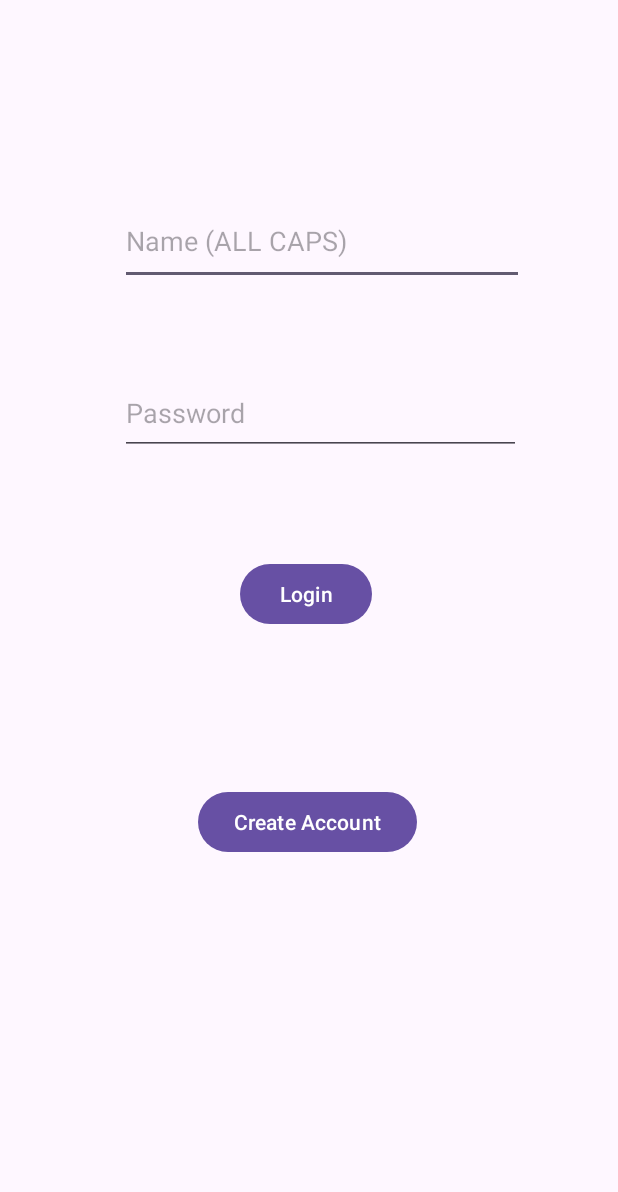
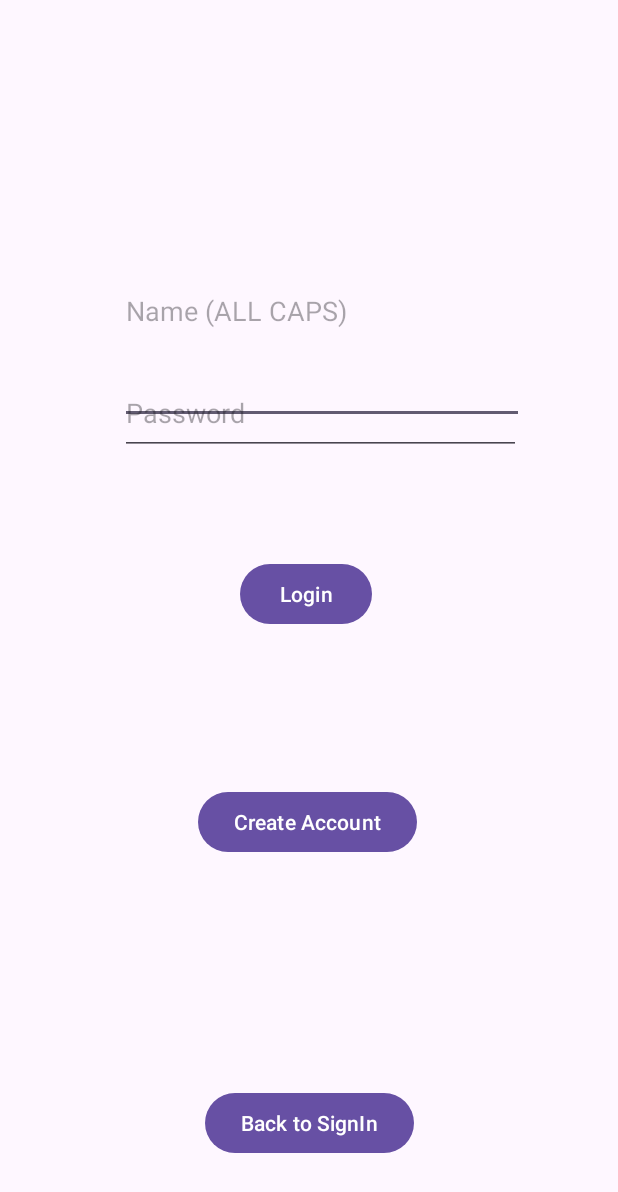
Before and after one commit to sydbenck/HERE, an Android app: the InstructorCreateLogin screen opened directly, with no data from a screen before it, on a phone screen of 412 x 824 dp. Shown: the top 1192 px of the screen. Run offline under Robolectric (Android 15) with nearby library versions, the phone set to English and light mode, and no system bars.

Commit message:
adding button

```diff
--- a/app/src/main/res/layout/activity_instructor_create_login.xml
+++ b/app/src/main/res/layout/activity_instructor_create_login.xml
@@ -9,12 +9,14 @@
     <EditText
         android:id="@+id/instructorLoginName"
         android:layout_width="269dp"
-        android:layout_height="58dp"
+        android:layout_height="0dp"
         android:layout_marginStart="80dp"
         android:layout_marginTop="132dp"
+        android:layout_marginBottom="442dp"
         android:ems="10"
         android:hint="Name (ALL CAPS)"
         android:inputType="text"
+        app:layout_constraintBottom_toTopOf="@+id/backtosignin"
         app:layout_constraintStart_toStartOf="parent"
         app:layout_constraintTop_toTopOf="parent" />
 
@@ -52,4 +54,16 @@
         app:layout_constraintStart_toStartOf="parent"
         app:layout_constraintTop_toTopOf="parent" />
 
+    <Button
+        android:id="@+id/backtosignin"
+        android:layout_width="wrap_content"
+        android:layout_height="wrap_content"
+        android:layout_marginBottom="51dp"
+        android:text="Back to SignIn"
+        android:onClick="logout"
+        app:layout_constraintBottom_toBottomOf="parent"
+        app:layout_constraintEnd_toEndOf="parent"
+        app:layout_constraintStart_toStartOf="parent"
+        app:layout_constraintTop_toBottomOf="@+id/instructorLoginName" />
+
 </androidx.constraintlayout.widget.ConstraintLayout>
```
